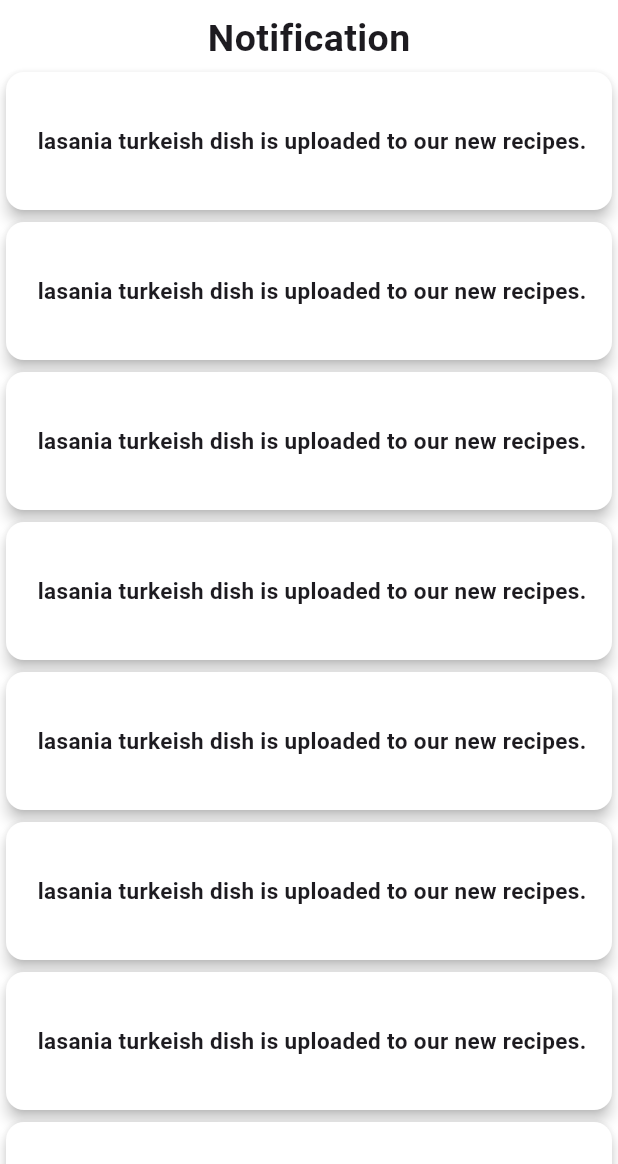
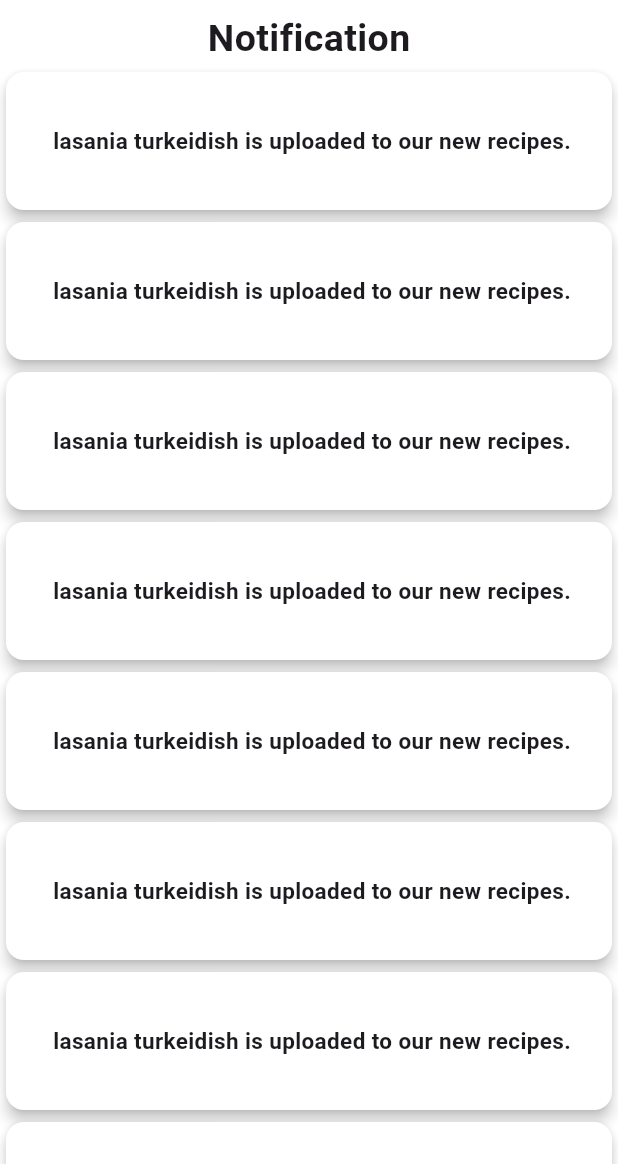
Before and after one commit to Shovon0017/Homemade-Haven, a Flutter app: the NotificationShow screen opened directly, on a phone screen of 412 x 824 dp, the part 72-1236 px from its top. Run offline on Flutter 3.47's test engine with Material 3 defaults, Android fonts, the phone set to English and light mode, and no system bars; our stand-ins replace animated_notch_bottom_bar, carousel_slider, flutter_secure_storage, get, get_storage, shimmer; accounts and stored records are empty.

```diff
--- a/lib/view/screen/notification/notification.dart
+++ b/lib/view/screen/notification/notification.dart
@@ -32,7 +32,7 @@ class NotificationShow extends StatelessWidget {
                     color: Colors.white,
                     child: Center(child: Padding(
                       padding: EdgeInsets.all(8.0),
-                      child: Text(" lasania turkeish dish is uploaded to our new recipes.",style: TextStyle(fontSize:15,fontWeight: FontWeight.bold),),
+                      child: Text(" lasania turkeidish is uploaded to our new recipes.",style: TextStyle(fontSize:15,fontWeight: FontWeight.bold),),
                     )),
                   ),
                 );
```
